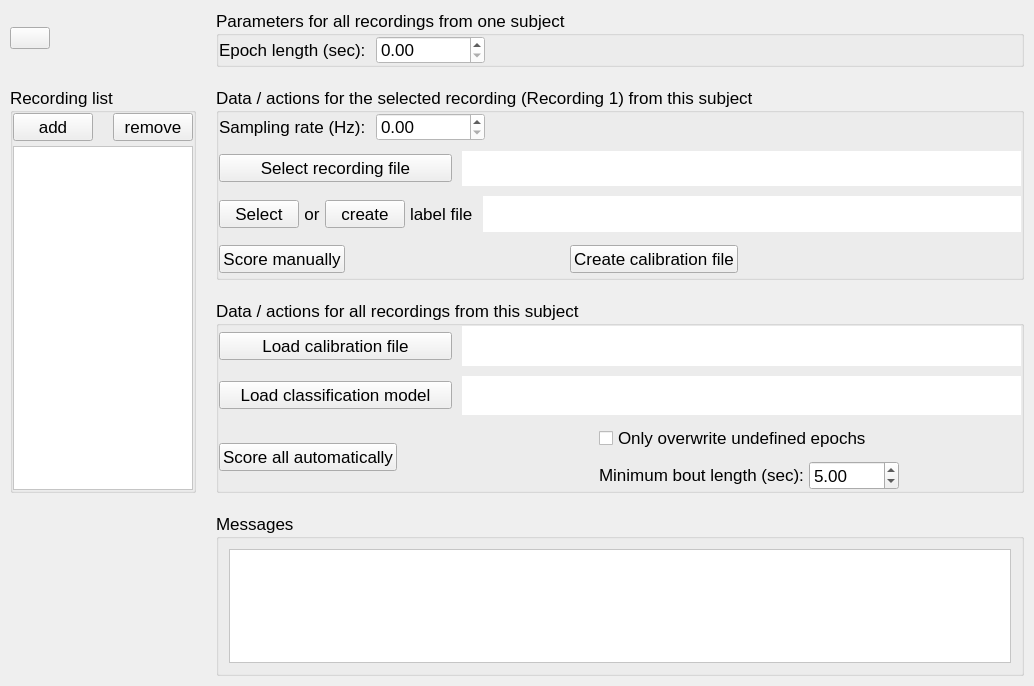
The window that accusleepy/gui/primary_window.ui (zekebarger/AccuSleePy) describes before a commit, drawn with Qt 5.
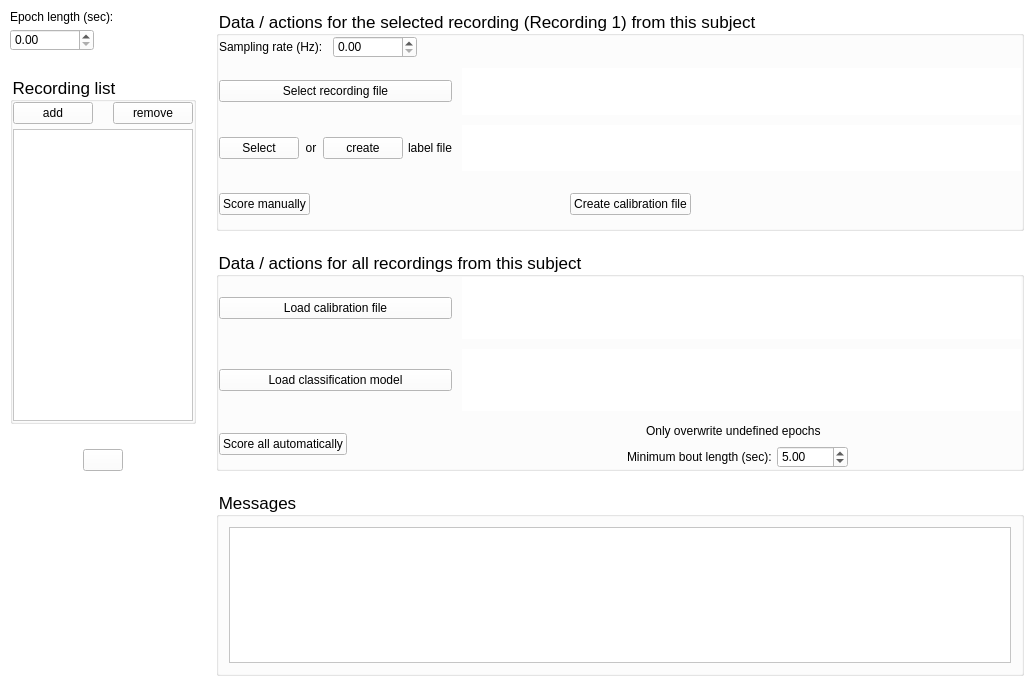
The same window after the commit. Icons and pictures are not drawn.

What changed in the file:
```diff
--- a/accusleepy/gui/primary_window.ui
+++ b/accusleepy/gui/primary_window.ui
@@ -20,7 +20,7 @@
    <string>MainWindow</string>
   </property>
   <property name="styleSheet">
-   <string notr="true"/>
+   <string notr="true">background-color: white;</string>
   </property>
   <widget class="QWidget" name="centralwidget">
    <property name="sizePolicy">
@@ -29,7 +29,7 @@
      <verstretch>0</verstretch>
     </sizepolicy>
    </property>
-   <layout class="QGridLayout" name="gridLayout" rowstretch="1,5,2" columnstretch="1,5">
+   <layout class="QGridLayout" name="gridLayout" rowstretch="5,2" columnstretch="1,10">
     <property name="leftMargin">
      <number>10</number>
     </property>
@@ -45,195 +45,7 @@
     <property name="spacing">
      <number>20</number>
     </property>
-    <item row="0" column="0">
-     <widget class="QPushButton" name="user_manual_button">
-      <property name="sizePolicy">
-       <sizepolicy hsizetype="Fixed" vsizetype="Fixed">
-        <horstretch>0</horstretch>
-        <verstretch>0</verstretch>
-       </sizepolicy>
-      </property>
-      <property name="text">
-       <string/>
-      </property>
-      <property name="icon">
-       <iconset resource="resources.qrc">
-        <normaloff>:/icons/question.png</normaloff>:/icons/question.png</iconset>
-      </property>
-      <property name="iconSize">
-       <size>
-        <width>24</width>
-        <height>24</height>
-       </size>
-      </property>
-     </widget>
-    </item>
     <item row="0" column="1">
-     <widget class="QGroupBox" name="parametergroupbox">
-      <property name="font">
-       <font>
-        <pointsize>13</pointsize>
-       </font>
-      </property>
-      <property name="title">
-       <string>Parameters for all recordings from one subject</string>
-      </property>
-      <layout class="QHBoxLayout" name="horizontalLayout_2">
-       <property name="leftMargin">
-        <number>0</number>
-       </property>
-       <property name="topMargin">
-        <number>0</number>
-       </property>
-       <property name="rightMargin">
-        <number>0</number>
-       </property>
-       <property name="bottomMargin">
-        <number>0</number>
-       </property>
-       <item>
-        <layout class="QHBoxLayout" name="epochlengthlayout" stretch="1,1,7">
-         <property name="spacing">
-          <number>10</number>
-         </property>
-         <item>
-          <widget class="QLabel" name="epochlengthlabel">
-           <property name="sizePolicy">
-            <sizepolicy hsizetype="Fixed" vsizetype="Fixed">
-             <horstretch>0</horstretch>
-             <verstretch>0</verstretch>
-            </sizepolicy>
-           </property>
-           <property name="text">
-            <string>Epoch length (sec):</string>
-           </property>
-          </widget>
-         </item>
-         <item>
-          <widget class="QDoubleSpinBox" name="epoch_length_input">
-           <property name="sizePolicy">
-            <sizepolicy hsizetype="Fixed" vsizetype="Fixed">
-             <horstretch>0</horstretch>
-             <verstretch>0</verstretch>
-            </sizepolicy>
-           </property>
-           <property name="styleSheet">
-            <string notr="true">background-color: white;</string>
-           </property>
-           <property name="maximum">
-            <double>100000.000000000000000</double>
-           </property>
-           <property name="singleStep">
-            <double>0.500000000000000</double>
-           </property>
-          </widget>
-         </item>
-         <item>
-          <spacer name="horizontalSpacer_3">
-           <property name="orientation">
-            <enum>Qt::Orientation::Horizontal</enum>
-           </property>
-           <property name="sizeType">
-            <enum>QSizePolicy::Policy::Preferred</enum>
-           </property>
-           <property name="sizeHint" stdset="0">
-            <size>
-             <width>20</width>
-             <height>5</height>
-            </size>
-           </property>
-          </spacer>
-         </item>
-        </layout>
-       </item>
-      </layout>
-     </widget>
-    </item>
-    <item row="1" column="0">
-     <widget class="QGroupBox" name="recordinglistgroupbox">
-      <property name="sizePolicy">
-       <sizepolicy hsizetype="Preferred" vsizetype="Preferred">
-        <horstretch>0</horstretch>
-        <verstretch>0</verstretch>
-       </sizepolicy>
-      </property>
-      <property name="font">
-       <font>
-        <pointsize>13</pointsize>
-       </font>
-      </property>
-      <property name="styleSheet">
-       <string notr="true"/>
-      </property>
-      <property name="title">
-       <string>Recording list</string>
-      </property>
-      <layout class="QVBoxLayout" name="verticalLayout" stretch="1,5">
-       <property name="spacing">
-        <number>5</number>
-       </property>
-       <property name="leftMargin">
-        <number>0</number>
-       </property>
-       <property name="topMargin">
-        <number>0</number>
-       </property>
-       <property name="rightMargin">
-        <number>0</number>
-       </property>
-       <property name="bottomMargin">
-        <number>0</number>
-       </property>
-       <item>
-        <layout class="QHBoxLayout" name="horizontalLayout_3" stretch="1,1">
-         <property name="spacing">
-          <number>20</number>
-         </property>
-         <item>
-          <widget class="QPushButton" name="add_button">
-           <property name="sizePolicy">
-            <sizepolicy hsizetype="Fixed" vsizetype="Fixed">
-             <horstretch>0</horstretch>
-             <verstretch>0</verstretch>
-            </sizepolicy>
-           </property>
-           <property name="text">
-            <string>add</string>
-           </property>
-          </widget>
-         </item>
-         <item>
-          <widget class="QPushButton" name="remove_button">
-           <property name="sizePolicy">
-            <sizepolicy hsizetype="Fixed" vsizetype="Fixed">
-             <horstretch>0</horstretch>
-             <verstretch>0</verstretch>
-            </sizepolicy>
-           </property>
-           <property name="text">
-            <string>remove</string>
-           </property>
-          </widget>
-         </item>
-        </layout>
-       </item>
-       <item>
-        <widget class="QListWidget" name="recording_list_widget">
-         <property name="sizePolicy">
-          <sizepolicy hsizetype="Maximum" vsizetype="Preferred">
-           <horstretch>0</horstretch>
-           <verstretch>0</verstretch>
-          </sizepolicy>
-         </property>
-         <property name="styleSheet">
-          <string notr="true">background-color: white;</string>
-         </property>
-        </widget>
-       </item>
-      </layout>
-     </widget>
-    </item>
-    <item row="1" column="1">
      <layout class="QVBoxLayout" name="recordingactionsgroupbox" stretch="1,1">
       <property name="spacing">
        <number>20</number>
@@ -283,6 +95,9 @@
                <verstretch>0</verstretch>
               </sizepolicy>
              </property>
+             <property name="styleSheet">
+              <string notr="true">background-color: transparent;</string>
+             </property>
              <property name="text">
               <string>Sampling rate (Hz):</string>
              </property>
@@ -402,6 +217,9 @@
                  <verstretch>0</verstretch>
                 </sizepolicy>
                </property>
+               <property name="styleSheet">
+                <string notr="true">background-color: transparent;</string>
+               </property>
                <property name="text">
                 <string>or</string>
                </property>
@@ -431,6 +249,9 @@
                  <verstretch>0</verstretch>
                 </sizepolicy>
                </property>
+               <property name="styleSheet">
+                <string notr="true">background-color: transparent;</string>
+               </property>
                <property name="text">
                 <string>label file</string>
                </property>
@@ -544,7 +365,7 @@
         <property name="title">
          <string>Data / actions for all recordings from this subject</string>
         </property>
-        <layout class="QVBoxLayout" name="verticalLayout_3" stretch="1,1,2">
+        <layout class="QVBoxLayout" name="verticalLayout_3" stretch="2,2,3">
          <property name="spacing">
           <number>10</number>
          </property>
@@ -673,6 +494,9 @@
            </item>
            <item>
             <layout class="QVBoxLayout" name="verticalLayout_4">
+             <property name="spacing">
+              <number>5</number>
+             </property>
              <item>
               <widget class="QCheckBox" name="overwritecheckbox">
                <property name="sizePolicy">
@@ -681,6 +505,9 @@
                  <verstretch>0</verstretch>
                 </sizepolicy>
                </property>
+               <property name="styleSheet">
+                <string notr="true">background-color: transparent;</string>
+               </property>
                <property name="text">
                 <string>Only overwrite undefined epochs</string>
                </property>
@@ -699,6 +526,9 @@
                    <verstretch>0</verstretch>
                   </sizepolicy>
                  </property>
+                 <property name="styleSheet">
+                  <string notr="true">background-color: transparent;</string>
+                 </property>
                  <property name="text">
                   <string>Minimum bout length (sec):</string>
                  </property>
@@ -713,7 +543,7 @@
                   </sizepolicy>
                  </property>
                  <property name="styleSheet">
-                  <string notr="true">b</string>
+                  <string notr="true">background-color: white;</string>
                  </property>
                  <property name="decimals">
                   <number>2</number>
@@ -753,7 +583,7 @@
       </item>
      </layout>
     </item>
-    <item row="2" column="1">
+    <item row="1" column="1">
      <widget class="QGroupBox" name="messagesgroupbox">
       <property name="sizePolicy">
        <sizepolicy hsizetype="Preferred" vsizetype="Expanding">
@@ -801,6 +631,169 @@
       </layout>
      </widget>
     </item>
+    <item row="0" column="0">
+     <layout class="QVBoxLayout" name="verticalLayout_5" stretch="2,10,0">
+      <property name="spacing">
+       <number>25</number>
+      </property>
+      <item>
+       <layout class="QVBoxLayout" name="verticalLayout_6">
+        <property name="spacing">
+         <number>5</number>
+        </property>
+        <item>
+         <widget class="QLabel" name="epochlengthlabel">
+          <property name="sizePolicy">
+           <sizepolicy hsizetype="Fixed" vsizetype="Fixed">
+            <horstretch>0</horstretch>
+            <verstretch>0</verstretch>
+           </sizepolicy>
+          </property>
+          <property name="styleSheet">
+           <string notr="true">background-color: transparent;</string>
+          </property>
+          <property name="text">
+           <string>Epoch length (sec):</string>
+          </property>
+         </widget>
+        </item>
+        <item>
+         <widget class="QDoubleSpinBox" name="epoch_length_input">
+          <property name="sizePolicy">
+           <sizepolicy hsizetype="Fixed" vsizetype="Fixed">
+            <horstretch>0</horstretch>
+            <verstretch>0</verstretch>
+           </sizepolicy>
+          </property>
+          <property name="styleSheet">
+           <string notr="true">background-color: white;</string>
+          </property>
+          <property name="maximum">
+           <double>100000.000000000000000</double>
+          </property>
+          <property name="singleStep">
+           <double>0.500000000000000</double>
+          </property>
+         </widget>
+        </item>
+       </layout>
+      </item>
+      <item>
+       <widget class="QGroupBox" name="recordinglistgroupbox">
+        <property name="sizePolicy">
+         <sizepolicy hsizetype="Preferred" vsizetype="Preferred">
+          <horstretch>0</horstretch>
+          <verstretch>0</verstretch>
+         </sizepolicy>
+        </property>
+        <property name="font">
+         <font>
+          <pointsize>13</pointsize>
+         </font>
+        </property>
+        <property name="styleSheet">
+         <string notr="true"/>
+        </property>
+        <property name="title">
+         <string>Recording list</string>
+        </property>
+        <layout class="QVBoxLayout" name="verticalLayout" stretch="1,5">
+         <property name="spacing">
+          <number>5</number>
+         </property>
+         <property name="leftMargin">
+          <number>0</number>
+         </property>
+         <property name="topMargin">
+          <number>0</number>
+         </property>
+         <property name="rightMargin">
+          <number>0</number>
+         </property>
+         <property name="bottomMargin">
+          <number>0</number>
+         </property>
+         <item>
+          <layout class="QHBoxLayout" name="horizontalLayout_3" stretch="1,1">
+           <property name="spacing">
+            <number>20</number>
+           </property>
+           <item>
+            <widget class="QPushButton" name="add_button">
+             <property name="sizePolicy">
+              <sizepolicy hsizetype="Fixed" vsizetype="Fixed">
+               <horstretch>0</horstretch>
+               <verstretch>0</verstretch>
+              </sizepolicy>
+             </property>
+             <property name="text">
+              <string>add</string>
+             </property>
+            </widget>
+           </item>
+           <item>
+            <widget class="QPushButton" name="remove_button">
+             <property name="sizePolicy">
+              <sizepolicy hsizetype="Fixed" vsizetype="Fixed">
+               <horstretch>0</horstretch>
+               <verstretch>0</verstretch>
+              </sizepolicy>
+             </property>
+             <property name="text">
+              <string>remove</string>
+             </property>
+            </widget>
+           </item>
+          </layout>
+         </item>
+         <item>
+          <widget class="QListWidget" name="recording_list_widget">
+           <property name="sizePolicy">
+            <sizepolicy hsizetype="Maximum" vsizetype="Preferred">
+             <horstretch>0</horstretch>
+             <verstretch>0</verstretch>
+            </sizepolicy>
+           </property>
+           <property name="styleSheet">
+            <string notr="true">background-color: white;</string>
+           </property>
+          </widget>
+         </item>
+        </layout>
+       </widget>
+      </item>
+      <item>
+       <layout class="QHBoxLayout" name="horizontalLayout_12">
+        <item>
+         <widget class="QPushButton" name="user_manual_button">
+          <property name="sizePolicy">
+           <sizepolicy hsizetype="Fixed" vsizetype="Fixed">
+            <horstretch>0</horstretch>
+            <verstretch>0</verstretch>
+           </sizepolicy>
+          </property>
+          <property name="layoutDirection">
+           <enum>Qt::LayoutDirection::LeftToRight</enum>
+          </property>
+          <property name="text">
+           <string/>
+          </property>
+          <property name="icon">
+           <iconset resource="resources.qrc">
+            <normaloff>:/icons/question.png</normaloff>:/icons/question.png</iconset>
+          </property>
+          <property name="iconSize">
+           <size>
+            <width>24</width>
+            <height>24</height>
+           </size>
+          </property>
+         </widget>
+        </item>
+       </layout>
+      </item>
+     </layout>
+    </item>
    </layout>
   </widget>
  </widget>
```
